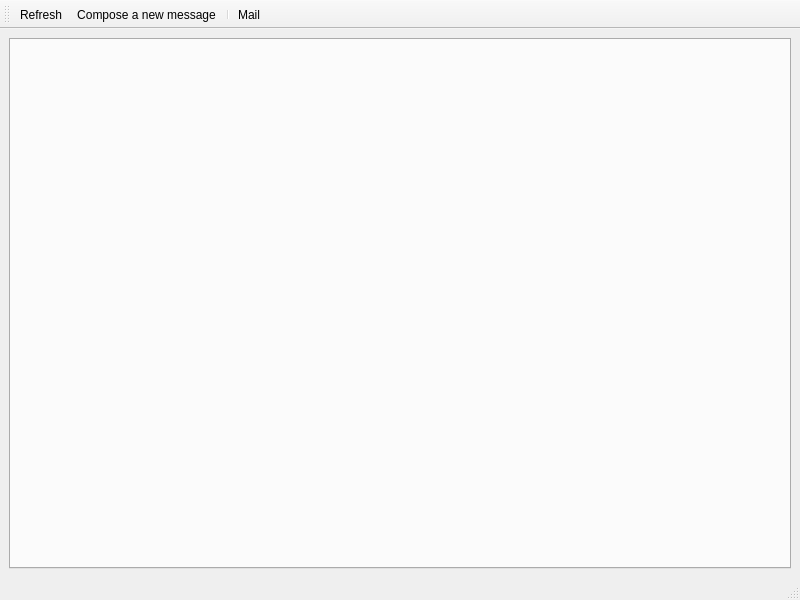
Qt form lierre/ui/window.ui (hydrargyrum/lierre) before a commit.
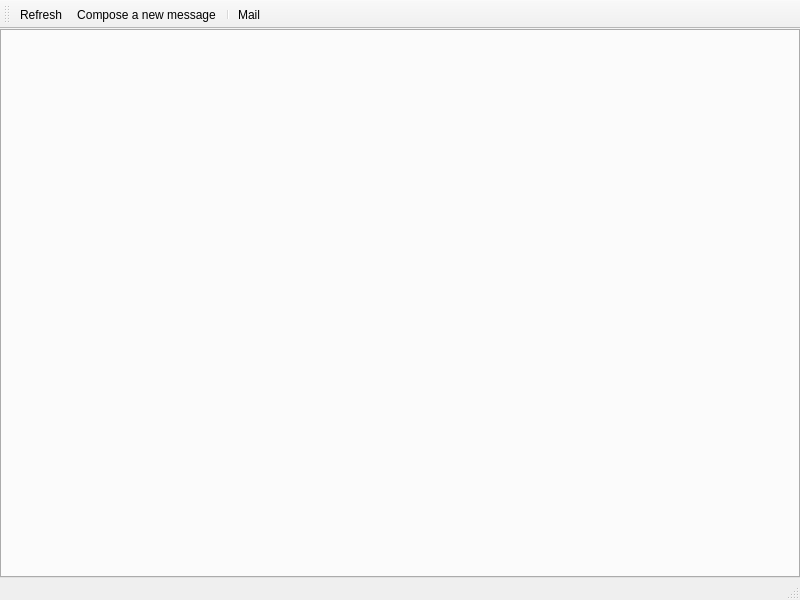
The same form after that commit. Icons and pictures are not drawn. Custom widgets are drawn as their Qt base class.

Commit message: ui: gain screen real estate by removing some margins

```diff
--- a/lierre/ui/window.ui
+++ b/lierre/ui/window.ui
@@ -14,7 +14,19 @@
    <string>MainWindow</string>
   </property>
   <widget class="QWidget" name="centralwidget">
-   <layout class="QHBoxLayout" name="horizontalLayout">
+   <layout class="QVBoxLayout" name="verticalLayout">
+    <property name="leftMargin">
+     <number>0</number>
+    </property>
+    <property name="topMargin">
+     <number>0</number>
+    </property>
+    <property name="rightMargin">
+     <number>0</number>
+    </property>
+    <property name="bottomMargin">
+     <number>0</number>
+    </property>
     <item>
      <widget class="TabWidget" name="tabWidget">
       <property name="currentIndex">
```
The commit also changes 2 other files.
